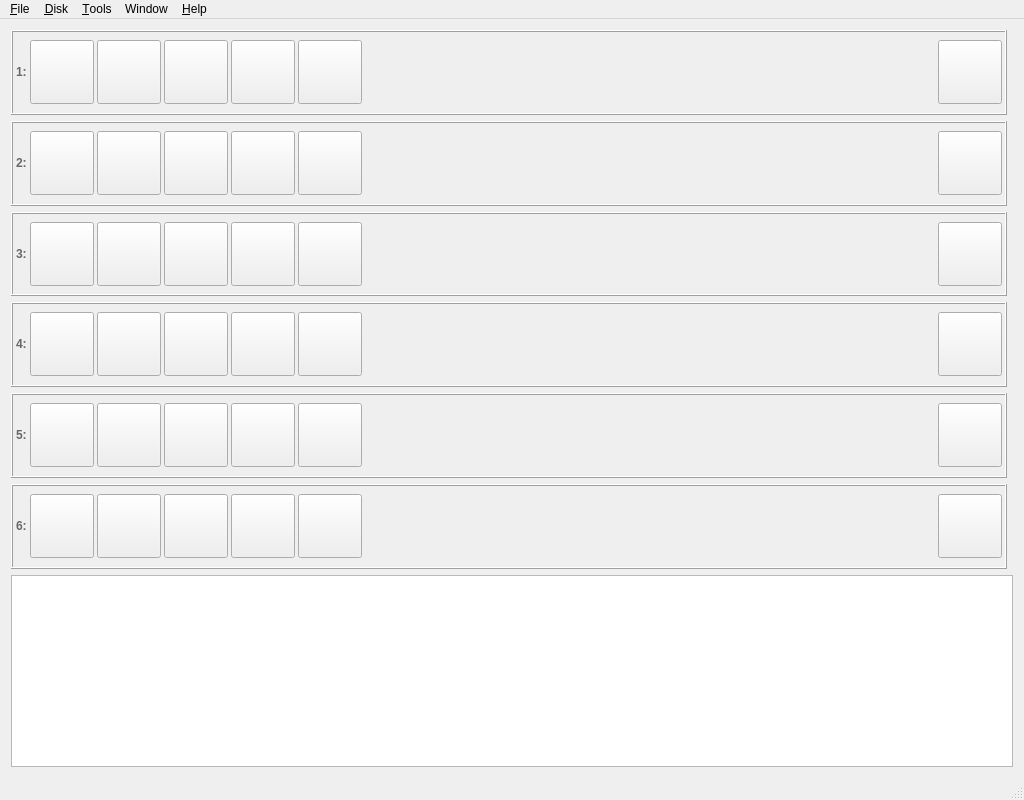
Before: the Qt Designer form mainwindow.ui in greblus/aspeqt, drawn with Qt 5.
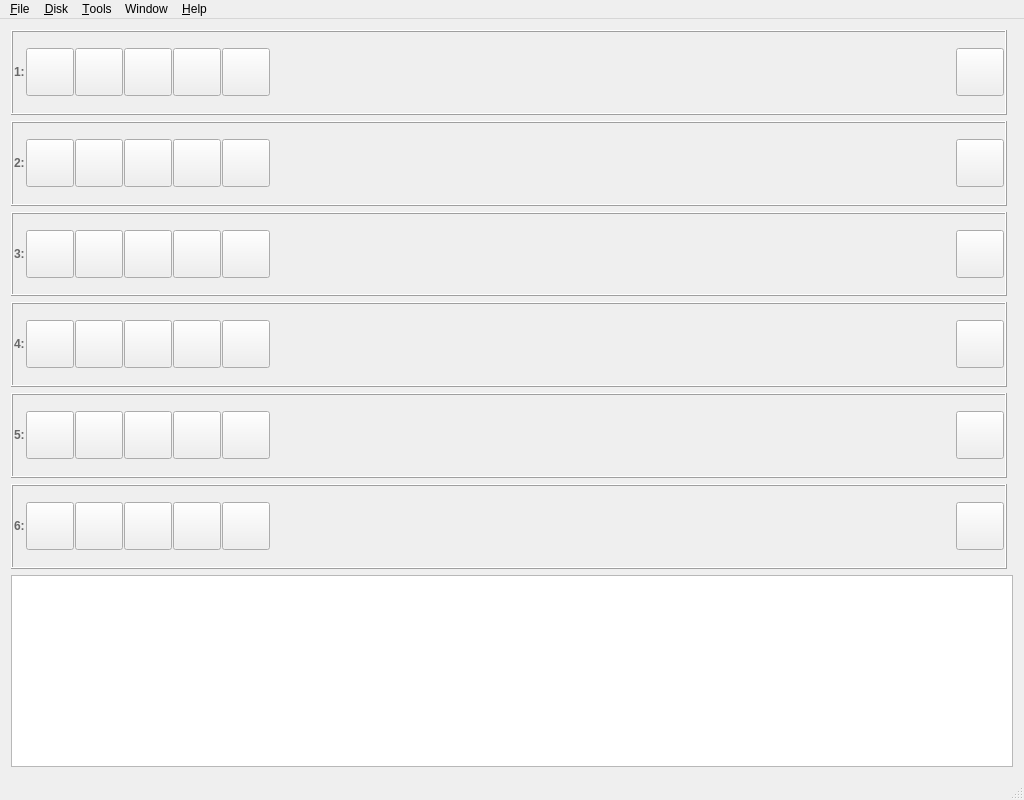
After: the same form once the commit is applied. Icons and pictures are not drawn.

Commit message: Adjustement of UI layout, looks better on 4.5" device.

The edit to the form file:
```diff
--- a/mainwindow.ui
+++ b/mainwindow.ui
@@ -105,19 +105,19 @@
       </property>
       <layout class="QHBoxLayout" name="horizontalLayout_4">
        <property name="spacing">
-        <number>3</number>
+        <number>1</number>
        </property>
        <property name="leftMargin">
-        <number>3</number>
+        <number>1</number>
        </property>
        <property name="topMargin">
-        <number>3</number>
+        <number>1</number>
        </property>
        <property name="rightMargin">
-        <number>3</number>
+        <number>1</number>
        </property>
        <property name="bottomMargin">
-        <number>3</number>
+        <number>1</number>
        </property>
        <item>
         <widget class="QLabel" name="label_10">
@@ -188,14 +188,14 @@
          </property>
          <property name="minimumSize">
           <size>
-           <width>64</width>
-           <height>64</height>
+           <width>48</width>
+           <height>48</height>
           </size>
          </property>
          <property name="maximumSize">
           <size>
-           <width>64</width>
-           <height>64</height>
+           <width>48</width>
+           <height>48</height>
           </size>
          </property>
          <property name="iconSize">
@@ -213,14 +213,14 @@
          </property>
          <property name="minimumSize">
           <size>
-           <width>64</width>
-           <height>64</height>
+           <width>48</width>
+           <height>48</height>
           </size>
          </property>
          <property name="maximumSize">
           <size>
-           <width>64</width>
-           <height>64</height>
+           <width>48</width>
+           <height>48</height>
           </size>
          </property>
          <property name="iconSize">
@@ -238,14 +238,14 @@
          </property>
          <property name="minimumSize">
           <size>
-           <width>64</width>
-           <height>64</height>
+           <width>48</width>
+           <height>48</height>
           </size>
          </property>
          <property name="maximumSize">
           <size>
-           <width>64</width>
-           <height>64</height>
+           <width>48</width>
+           <height>48</height>
           </size>
          </property>
          <property name="iconSize">
@@ -266,14 +266,14 @@
          </property>
          <property name="minimumSize">
           <size>
-           <width>64</width>
-           <height>64</height>
+           <width>48</width>
+           <height>48</height>
           </size>
          </property>
          <property name="maximumSize">
           <size>
-           <width>64</width>
-           <height>64</height>
+           <width>48</width>
+           <height>48</height>
           </size>
          </property>
          <property name="text">
@@ -297,14 +297,14 @@
          </property>
          <property name="minimumSize">
           <size>
-           <width>64</width>
-           <height>64</height>
+           <width>48</width>
+           <height>48</height>
           </size>
          </property>
          <property name="maximumSize">
           <size>
-           <width>64</width>
-           <height>64</height>
+           <width>48</width>
+           <height>48</height>
           </size>
          </property>
          <property name="iconSize">
@@ -459,14 +459,14 @@
          </property>
          <property name="minimumSize">
           <size>
-           <width>64</width>
-           <height>64</height>
+           <width>48</width>
+           <height>48</height>
           </size>
          </property>
          <property name="maximumSize">
           <size>
-           <width>64</width>
-           <height>64</height>
+           <width>48</width>
+           <height>48</height>
           </size>
          </property>
          <property name="iconSize">
@@ -511,19 +511,19 @@
       </property>
       <layout class="QHBoxLayout" name="horizontalLayout_2">
        <property name="spacing">
-        <number>3</number>
+        <number>1</number>
        </property>
        <property name="leftMargin">
-        <number>3</number>
+        <number>1</number>
        </property>
        <property name="topMargin">
-        <number>3</number>
+        <number>1</number>
        </property>
        <property name="rightMargin">
-        <number>3</number>
+        <number>1</number>
        </property>
        <property name="bottomMargin">
-        <number>3</number>
+        <number>1</number>
        </property>
        <item>
         <widget class="QLabel" name="label_4">
@@ -594,14 +594,14 @@
          </property>
          <property name="minimumSize">
           <size>
-           <width>64</width>
-           <height>64</height>
+           <width>48</width>
+           <height>48</height>
           </size>
          </property>
          <property name="maximumSize">
           <size>
-           <width>64</width>
-           <height>64</height>
+           <width>48</width>
+           <height>48</height>
           </size>
          </property>
          <property name="iconSize">
@@ -619,14 +619,14 @@
          </property>
          <property name="minimumSize">
           <size>
-           <width>64</width>
-           <height>64</height>
+           <width>48</width>
+           <height>48</height>
           </size>
          </property>
          <property name="maximumSize">
           <size>
-           <width>64</width>
-           <height>64</height>
+           <width>48</width>
+           <height>48</height>
           </size>
          </property>
          <property name="iconSize">
@@ -644,14 +644,14 @@
          </property>
          <property name="minimumSize">
           <size>
-           <width>64</width>
-           <height>64</height>
+           <width>48</width>
+           <height>48</height>
           </size>
          </property>
          <property name="maximumSize">
           <size>
-           <width>64</width>
-           <height>64</height>
+           <width>48</width>
+           <height>48</height>
           </size>
          </property>
          <property name="iconSize">
@@ -672,14 +672,14 @@
          </property>
          <property name="minimumSize">
           <size>
-           <width>64</width>
-           <height>64</height>
+           <width>48</width>
+           <height>48</height>
           </size>
          </property>
          <property name="maximumSize">
           <size>
-           <width>64</width>
-           <height>64</height>
+           <width>48</width>
+           <height>48</height>
           </size>
          </property>
          <property name="text">
@@ -703,14 +703,14 @@
          </property>
          <property name="minimumSize">
           <size>
-           <width>64</width>
-           <height>64</height>
+           <width>48</width>
+           <height>48</height>
           </size>
          </property>
          <property name="maximumSize">
           <size>
-           <width>64</width>
-           <height>64</height>
+           <width>48</width>
+           <height>48</height>
           </size>
          </property>
          <property name="iconSize">
@@ -869,14 +869,14 @@
          </property>
          <property name="minimumSize">
           <size>
-           <width>64</width>
-           <height>64</height>
+           <width>48</width>
+           <height>48</height>
           </size>
          </property>
          <property name="maximumSize">
           <size>
-           <width>64</width>
-           <height>64</height>
+           <width>48</width>
+           <height>48</height>
           </size>
          </property>
          <property name="iconSize">
@@ -921,19 +921,19 @@
       </property>
       <layout class="QHBoxLayout" name="horizontalLayout_6">
        <property name="spacing">
-        <number>3</number>
+        <number>1</number>
        </property>
        <property name="leftMargin">
-        <number>3</number>
+        <number>1</number>
        </property>
        <property name="topMargin">
-        <number>3</number>
+        <number>1</number>
        </property>
        <property name="rightMargin">
-        <number>3</number>
+        <number>1</number>
        </property>
        <property name="bottomMargin">
-        <number>3</number>
+        <number>1</number>
        </property>
        <item>
         <widget class="QLabel" name="label_16">
@@ -1004,14 +1004,14 @@
          </property>
          <property name="minimumSize">
           <size>
-           <width>64</width>
-           <height>64</height>
+           <width>48</width>
+           <height>48</height>
           </size>
          </property>
          <property name="maximumSize">
           <size>
-           <width>64</width>
-           <height>64</height>
+           <width>48</width>
+           <height>48</height>
           </size>
          </property>
          <property name="iconSize">
@@ -1029,14 +1029,14 @@
          </property>
          <property name="minimumSize">
           <size>
-           <width>64</width>
-           <height>64</height>
+           <width>48</width>
+           <height>48</height>
           </size>
          </property>
          <property name="maximumSize">
           <size>
-           <width>64</width>
-           <height>64</height>
+           <width>48</width>
+           <height>48</height>
           </size>
          </property>
          <property name="iconSize">
@@ -1054,14 +1054,14 @@
          </property>
          <property name="minimumSize">
           <size>
-           <width>64</width>
-           <height>64</height>
+           <width>48</width>
+           <height>48</height>
           </size>
          </property>
          <property name="maximumSize">
           <size>
-           <width>64</width>
-           <height>64</height>
+           <width>48</width>
+           <height>48</height>
           </size>
          </property>
          <property name="iconSize">
@@ -1082,14 +1082,14 @@
          </property>
          <property name="minimumSize">
           <size>
-           <width>64</width>
-           <height>64</height>
+           <width>48</width>
+           <height>48</height>
           </size>
          </property>
          <property name="maximumSize">
           <size>
-           <width>64</width>
-           <height>64</height>
+           <width>48</width>
+           <height>48</height>
           </size>
          </property>
          <property name="text">
@@ -1113,14 +1113,14 @@
          </property>
          <property name="minimumSize">
           <size>
-           <width>64</width>
-           <height>64</height>
+           <width>48</width>
+           <height>48</height>
           </size>
          </property>
          <property name="maximumSize">
           <size>
-           <width>64</width>
-           <height>64</height>
+           <width>48</width>
+           <height>48</height>
           </size>
          </property>
          <property name="iconSize">
@@ -1275,14 +1275,14 @@
          </property>
          <property name="minimumSize">
           <size>
-           <width>64</width>
-           <height>64</height>
+           <width>48</width>
+           <height>48</height>
           </size>
          </property>
          <property name="maximumSize">
           <size>
-           <width>64</width>
-           <height>64</height>
+           <width>48</width>
+           <height>48</height>
           </size>
          </property>
          <property name="iconSize">
@@ -1327,19 +1327,19 @@
       </property>
       <layout class="QHBoxLayout" name="horizontalLayout_3">
        <property name="spacing">
-        <number>3</number>
+        <number>1</number>
        </property>
        <property name="leftMargin">
-        <number>3</number>
+        <number>1</number>
        </property>
        <property name="topMargin">
-        <number>3</number>
+        <number>1</number>
        </property>
        <property name="rightMargin">
-        <number>3</number>
+        <number>1</number>
        </property>
        <property name="bottomMargin">
-        <number>3</number>
+        <number>1</number>
        </property>
        <item>
         <widget class="QLabel" name="label_7">
@@ -1410,14 +1410,14 @@
          </property>
          <property name="minimumSize">
           <size>
-           <width>64</width>
-           <height>64</height>
+           <width>48</width>
+           <height>48</height>
           </size>
          </property>
          <property name="maximumSize">
           <size>
-           <width>64</width>
-           <height>64</height>
+           <width>48</width>
+           <height>48</height>
           </size>
          </property>
          <property name="iconSize">
@@ -1435,14 +1435,14 @@
          </property>
          <property name="minimumSize">
           <size>
-           <width>64</width>
-           <height>64</height>
+           <width>48</width>
+           <height>48</height>
           </size>
          </property>
          <property name="maximumSize">
           <size>
-           <width>64</width>
-           <height>64</height>
+           <width>48</width>
+           <height>48</height>
           </size>
          </property>
          <property name="iconSize">
@@ -1460,14 +1460,14 @@
          </property>
          <property name="minimumSize">
           <size>
-           <width>64</width>
-           <height>64</height>
+           <width>48</width>
+           <height>48</height>
           </size>
          </property>
          <property name="maximumSize">
           <size>
-           <width>64</width>
-           <height>64</height>
+           <width>48</width>
+           <height>48</height>
           </size>
          </property>
          <property name="iconSize">
@@ -1488,14 +1488,14 @@
          </property>
          <property name="minimumSize">
           <size>
-           <width>64</width>
-           <height>64</height>
+           <width>48</width>
+           <height>48</height>
           </size>
          </property>
          <property name="maximumSize">
           <size>
-           <width>64</width>
-           <height>64</height>
+           <width>48</width>
+           <height>48</height>
           </size>
          </property>
          <property name="text">
@@ -1519,14 +1519,14 @@
          </property>
          <property name="minimumSize">
           <size>
-           <width>64</width>
-           <height>64</height>
+           <width>48</width>
+           <height>48</height>
           </size>
          </property>
          <property name="maximumSize">
           <size>
-           <width>64</width>
-           <height>64</height>
+           <width>48</width>
+           <height>48</height>
           </size>
          </property>
          <property name="iconSize">
@@ -1685,14 +1685,14 @@
          </property>
          <property name="minimumSize">
           <size>
-           <width>64</width>
-           <height>64</height>
+           <width>48</width>
+           <height>48</height>
           </size>
          </property>
          <property name="maximumSize">
           <size>
-           <width>64</width>
-           <height>64</height>
+           <width>48</width>
+           <height>48</height>
           </size>
          </property>
          <property name="iconSize">
@@ -1737,19 +1737,19 @@
       </property>
       <layout class="QHBoxLayout" name="horizontalLayout_5">
        <property name="spacing">
-        <number>3</number>
+        <number>1</number>
        </property>
        <property name="leftMargin">
-        <number>3</number>
+        <number>1</number>
        </property>
        <property name="topMargin">
-        <number>3</number>
+        <number>1</number>
        </property>
        <property name="rightMargin">
-        <number>3</number>
+        <number>1</number>
        </property>
        <property name="bottomMargin">
-        <number>3</number>
+        <number>1</number>
        </property>
        <item>
         <widget class="QLabel" name="label_13">
@@ -1820,14 +1820,14 @@
          </property>
          <property name="minimumSize">
           <size>
-           <width>64</width>
-           <height>64</height>
+           <width>48</width>
+           <height>48</height>
           </size>
          </property>
          <property name="maximumSize">
           <size>
-           <width>64</width>
-           <height>64</height>
+           <width>48</width>
+           <height>48</height>
           </size>
          </property>
          <property name="iconSize">
@@ -1845,14 +1845,14 @@
          </property>
          <property name="minimumSize">
           <size>
-           <width>64</width>
-           <height>64</height>
+           <width>48</width>
+           <height>48</height>
           </size>
          </property>
          <property name="maximumSize">
           <size>
-           <width>64</width>
-           <height>64</height>
+           <width>48</width>
+           <height>48</height>
           </size>
          </property>
          <property name="iconSize">
@@ -1870,14 +1870,14 @@
          </property>
          <property name="minimumSize">
           <size>
-           <width>64</width>
-           <height>64</height>
+           <width>48</width>
+           <height>48</height>
           </size>
          </property>
          <property name="maximumSize">
           <size>
-           <width>64</width>
-           <height>64</height>
+           <width>48</width>
+           <height>48</height>
           </size>
          </property>
          <property name="iconSize">
@@ -1898,14 +1898,14 @@
          </property>
          <property name="minimumSize">
           <size>
-           <width>64</width>
-           <height>64</height>
+           <width>48</width>
+           <height>48</height>
           </size>
          </property>
          <property name="maximumSize">
           <size>
-           <width>64</width>
-           <height>64</height>
+           <width>48</width>
+           <height>48</height>
           </size>
          </property>
          <property name="text">
@@ -1929,14 +1929,14 @@
          </property>
          <property name="minimumSize">
           <size>
-           <width>64</width>
-           <height>64</height>
+           <width>48</width>
+           <height>48</height>
           </size>
          </property>
          <property name="maximumSize">
           <size>
-           <width>64</width>
-           <height>64</height>
+           <width>48</width>
+           <height>48</height>
           </size>
          </property>
          <property name="iconSize">
@@ -2091,14 +2091,14 @@
          </property>
          <property name="minimumSize">
           <size>
-           <width>64</width>
-           <height>64</height>
+           <width>48</width>
+           <height>48</height>
           </size>
          </property>
          <property name="maximumSize">
           <size>
-           <width>64</width>
-           <height>64</height>
+           <width>48</width>
+           <height>48</height>
           </size>
          </property>
          <property name="iconSize">
@@ -2140,19 +2140,19 @@
       </property>
       <layout class="QHBoxLayout" name="horizontalLayout">
        <property name="spacing">
-        <number>3</number>
+        <number>1</number>
        </property>
        <property name="leftMargin">
-        <number>3</number>
+        <number>1</number>
        </property>
        <property name="topMargin">
-        <number>3</number>
+        <number>1</number>
        </property>
        <property name="rightMargin">
-        <number>3</number>
+        <number>1</number>
        </property>
        <property name="bottomMargin">
-        <number>3</number>
+        <number>1</number>
        </property>
        <item>
         <widget class="QLabel" name="label_3">
@@ -2250,14 +2250,14 @@
          </property>
          <property name="minimumSize">
           <size>
-           <width>64</width>
-           <height>64</height>
+           <width>48</width>
+           <height>48</height>
           </size>
          </property>
          <property name="maximumSize">
           <size>
-           <width>64</width>
-           <height>64</height>
+           <width>48</width>
+           <height>48</height>
           </size>
          </property>
          <property name="iconSize">
@@ -2275,14 +2275,14 @@
          </property>
          <property name="minimumSize">
           <size>
-           <width>64</width>
-           <height>64</height>
+           <width>48</width>
+           <height>48</height>
           </size>
          </property>
          <property name="maximumSize">
           <size>
-           <width>64</width>
-           <height>64</height>
+           <width>48</width>
+           <height>48</height>
           </size>
          </property>
          <property name="iconSize">
@@ -2300,14 +2300,14 @@
          </property>
          <property name="minimumSize">
           <size>
-           <width>64</width>
-           <height>64</height>
+           <width>48</width>
+           <height>48</height>
           </size>
          </property>
          <property name="maximumSize">
           <size>
-           <width>64</width>
-           <height>64</height>
+           <width>48</width>
+           <height>48</height>
           </size>
          </property>
          <property name="iconSize">
@@ -2328,14 +2328,14 @@
          </property>
          <property name="minimumSize">
           <size>
-           <width>64</width>
-           <height>64</height>
+           <width>48</width>
+           <height>48</height>
           </size>
          </property>
          <property name="maximumSize">
           <size>
-           <width>64</width>
-           <height>64</height>
+           <width>48</width>
+           <height>48</height>
           </size>
          </property>
          <property name="toolTip">
@@ -2368,14 +2368,14 @@
          </property>
          <property name="minimumSize">
           <size>
-           <width>64</width>
-           <height>64</height>
+           <width>48</width>
+           <height>48</height>
           </size>
          </property>
          <property name="maximumSize">
           <size>
-           <width>64</width>
-           <height>64</height>
+           <width>48</width>
+           <height>48</height>
           </size>
          </property>
          <property name="iconSize">
@@ -2534,14 +2534,14 @@
          </property>
          <property name="minimumSize">
           <size>
-           <width>64</width>
-           <height>64</height>
+           <width>48</width>
+           <height>48</height>
           </size>
          </property>
          <property name="maximumSize">
           <size>
-           <width>64</width>
-           <height>64</height>
+           <width>48</width>
+           <height>48</height>
           </size>
          </property>
          <property name="iconSize">
```
Left out of the diff: 18 changed lines with no effect on the pictures. The commit also changes 1 other file.
